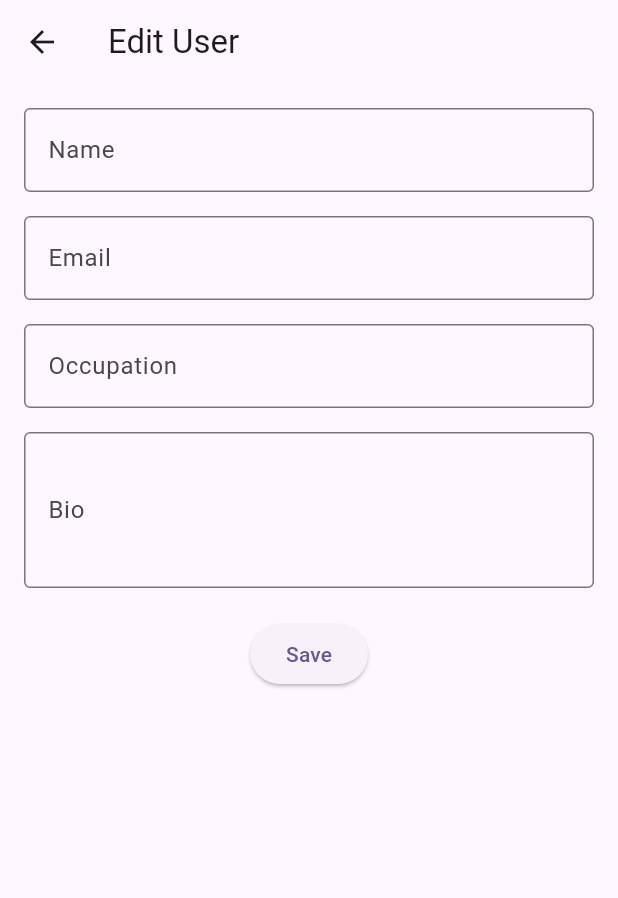
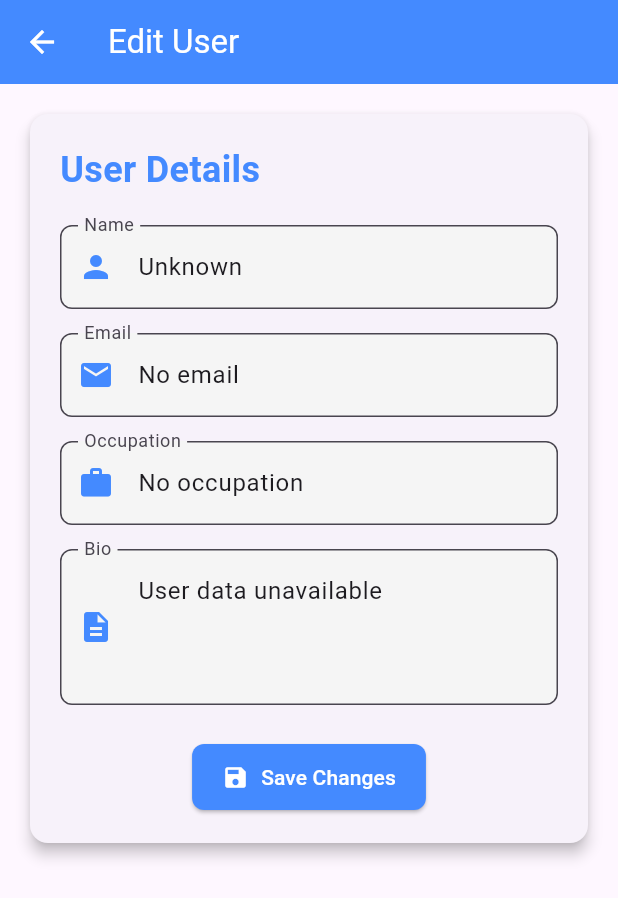
Before and after one commit to joehack1/flutter_test, a Flutter app: the UserEditScreen screen opened directly with empty values, on a phone screen of 412 x 824 dp. Shown: the top 898 px of the screen. Run offline on Flutter 3.47's test engine with Material 3 defaults, Android fonts, the phone set to English and light mode, and no system bars; accounts and stored records are empty; network calls fail.

Commit message:
Implement user list and edit functionality with local updates due to API limitations: Fetch users from GET /api/users and display them in a polished list UI with cards and blue accents, enable editing of user details (name, email, occupation, bio) in a styled form with validation using Provider for state management, initially attempted online updates with PUT/PATCH /api/users/{id} as per the spec but reverted to local updates in _users due to consistent 404 errors, handle errors gracefully with mock data fallback and error UI, and refine feedback with snackbars for seamless local persistence within the app session.

```diff
--- a/lib/models/user.dart
+++ b/lib/models/user.dart
@@ -1,5 +1,5 @@
 class User {
-  final int? id; // Nullable to handle API nulls
+  final String? id;
   final String name;
   final String email;
   final String occupation;
@@ -14,20 +14,47 @@ class User {
   });
 
   factory User.fromJson(Map<String, dynamic> json) {
+    int? parsedId;
+    try {
+      parsedId = int.tryParse(json['_id'] as String);
+      if (parsedId == null) {
+        print("Warning: Failed to parse '_id' as int: ${json['_id']}");
+      }
+    } catch (e) {
+      print("Error parsing '_id' as int: $e");
+    }
+
     return User(
-      id: json['id'] as int?, // Safely handle null
-      name: json['name'] as String? ?? '',
-      email: json['email'] as String? ?? '',
-      occupation: json['occupation'] as String? ?? '',
-      bio: json['bio'] as String? ?? '',
+      id: json['_id'] as String?,
+      name: json['name'] as String? ?? 'Unknown',
+      email: json['email'] as String? ?? 'No email',
+      occupation: json['occupation'] as String? ?? 'No occupation',
+      bio: json['bio'] as String? ?? 'No bio',
     );
   }
 
-  Map<String, dynamic> toJson() => {
-    if (id != null) 'id': id,
-    'name': name,
-    'email': email,
-    'occupation': occupation,
-    'bio': bio,
-  };
+  Map<String, dynamic> toJson() {
+    return {
+      '_id': id,
+      'name': name,
+      'email': email,
+      'occupation': occupation,
+      'bio': bio,
+    };
+  }
+
+  User copyWith({
+    String? name,
+    String? email,
+    String? occupation,
+    String? bio,
+  }) {
+    return User(
+      id: id,
+      name: name ?? this.name,
+      email: email ?? this.email,
+      occupation: occupation ?? this.occupation,
+      bio: bio ?? this.bio,
+    );
+  }
 }
--- a/lib/providers/user_provider.dart
+++ b/lib/providers/user_provider.dart
@@ -16,47 +16,89 @@ class UserProvider with ChangeNotifier {
   final ApiService _apiService = ApiService();
 
   Future<void> fetchUsers() async {
-    _updateState(isLoading: true, error: null);
+    _isLoading = true;
+    _error = null;
+    notifyListeners();
     try {
       _users = await _apiService.fetchUsers();
-      _updateState(isLoading: false);
+      print('Fetched ${_users.length} users');
     } catch (e) {
-      _updateState(isLoading: false, error: e.toString());
+      print('Error fetching users: $e');
+      _users = _mockUsers();
+      _error = 'Failed to fetch users, using mock data';
     }
+    _isLoading = false;
+    notifyListeners();
   }
 
-  Future<void> fetchUser(int id) async {
-    _updateState(isLoading: true, error: null);
+  Future<void> fetchUser(String id) async {
+    _isLoading = true;
+    _error = null;
+    notifyListeners();
     try {
       _selectedUser = await _apiService.fetchUser(id);
-      _updateState(isLoading: false);
+      print('Fetched user: ${_selectedUser?.name}');
     } catch (e) {
-      _selectedUser = null;
-      _updateState(isLoading: false, error: e.toString());
+      print('Error fetching user: $e');
+      _selectedUser = _users.firstWhere(
+        (u) => u.id == id,
+        orElse: () => User(
+          id: id,
+          name: 'Unknown',
+          email: 'No email',
+          occupation: 'No occupation',
+          bio: 'User data unavailable',
+        ),
+      );
+      _error = 'Failed to fetch user with ID $id from API, using cached data';
     }
+    _isLoading = false;
+    notifyListeners();
+  }
+
+  void setSelectedUser(User user) {
+    _selectedUser = user;
+    _isLoading = false;
+    _error = null;
+    notifyListeners();
   }
 
   Future<void> updateUser(User user) async {
-    if (user.id == null) throw Exception('User ID cannot be null for update');
-    _updateState(isLoading: true, error: null);
-    try {
-      final updatedUser = await _apiService.updateUser(user.id!, user);
-      final index = _users.indexWhere((u) => u.id == user.id);
-      if (index != -1) {
-        _users[index] = updatedUser;
-      } else {
-        _users.add(updatedUser);
-      }
-      _selectedUser = updatedUser;
-      _updateState(isLoading: false);
-    } catch (e) {
-      _updateState(isLoading: false, error: e.toString());
+    if (user.id == null) {
+      _error = 'Cannot edit user: ID is missing';
+      notifyListeners();
+      return;
     }
+    _isLoading = true;
+    _error = null;
+    notifyListeners();
+    // Update locally only, no API call since PATCH /api/users/{id} returns 404
+    final index = _users.indexWhere((u) => u.id == user.id);
+    if (index != -1) {
+      _users[index] = user;
+      _selectedUser = user;
+      print('Updated user locally: ${user.name}');
+    } else {
+      _error = 'User not found in list to update';
+    }
+    _isLoading = false;
+    notifyListeners();
   }
 
-  void _updateState({bool? isLoading, String? error}) {
-    _isLoading = isLoading ?? _isLoading;
-    _error = error ?? _error;
-    notifyListeners();
+  List<User> _mockUsers() {
+    return [
+      User(
+          id: "1",
+          name: "Barret",
+          email: "bwallbutton0@salon.com",
+          occupation: "Engineer",
+          bio: "Lorem ipsum"),
+      User(
+          id: "2",
+          name: "Alice",
+          email: "alice@example.com",
+          occupation: "Designer",
+          bio: "Dolor sit amet"),
+    ];
   }
 }
--- a/lib/screens/user_edit_screen.dart
+++ b/lib/screens/user_edit_screen.dart
@@ -4,7 +4,8 @@ import '../providers/user_provider.dart';
 import '../models/user.dart';
 
 class UserEditScreen extends StatefulWidget {
-  final int userId;
+  final String userId;
+
   const UserEditScreen({super.key, required this.userId});
 
   @override
@@ -17,7 +18,6 @@ class _UserEditScreenState extends State<UserEditScreen> {
   late TextEditingController _emailController;
   late TextEditingController _occupationController;
   late TextEditingController _bioController;
-  bool _isInit = false;
 
   @override
   void initState() {
@@ -27,10 +27,22 @@ class _UserEditScreenState extends State<UserEditScreen> {
     _occupationController = TextEditingController();
     _bioController = TextEditingController();
     WidgetsBinding.instance.addPostFrameCallback((_) {
-      Provider.of<UserProvider>(
-        context,
-        listen: false,
-      ).fetchUser(widget.userId);
+      final userProvider = Provider.of<UserProvider>(context, listen: false);
+      final user = userProvider.users.firstWhere(
+        (u) => u.id == widget.userId,
+        orElse: () => User(
+          id: widget.userId,
+          name: 'Unknown',
+          email: 'No email',
+          occupation: 'No occupation',
+          bio: 'User data unavailable',
+        ),
+      );
+      userProvider.setSelectedUser(user);
+      _nameController.text = user.name;
+      _emailController.text = user.email;
+      _occupationController.text = user.occupation;
+      _bioController.text = user.bio;
     });
   }
 
@@ -47,119 +59,147 @@ class _UserEditScreenState extends State<UserEditScreen> {
   Widget build(BuildContext context) {
     return Consumer<UserProvider>(
       builder: (context, userProvider, child) {
-        if (!_isInit && userProvider.selectedUser != null) {
-          final user = userProvider.selectedUser!;
-          _nameController.text = user.name;
-          _emailController.text = user.email;
-          _occupationController.text = user.occupation;
-          _bioController.text = user.bio;
-          _isInit = true;
+        if (userProvider.isLoading) {
+          return const Scaffold(
+            body: Center(
+                child: CircularProgressIndicator(color: Colors.blueAccent)),
+          );
         }
-
+        if (userProvider.error != null) {
           return Scaffold(
-          appBar: AppBar(title: const Text('Edit User')),
-          body:
-              userProvider.isLoading && userProvider.selectedUser == null
-                  ? const Center(child: CircularProgressIndicator())
-                  : SingleChildScrollView(
-                    padding: const EdgeInsets.all(16),
-                    child: Form(
-                      key: _formKey,
+            body: Center(
               child: Column(
+                mainAxisAlignment: MainAxisAlignment.center,
                 children: [
-                          TextFormField(
-                            controller: _nameController,
-                            decoration: const InputDecoration(
-                              labelText: 'Name',
-                              border: OutlineInputBorder(),
+                  const Icon(Icons.error_outline, size: 48, color: Colors.red),
+                  const SizedBox(height: 16),
+                  Text(
+                    userProvider.error!,
+                    style: const TextStyle(color: Colors.red, fontSize: 16),
+                    textAlign: TextAlign.center,
                   ),
-                            validator:
-                                (value) => value!.isEmpty ? 'Required' : null,
-                          ),
-                          const SizedBox(height: 16),
-                          TextFormField(
-                            controller: _emailController,
-                            decoration: const InputDecoration(
-                              labelText: 'Email',
-                              border: OutlineInputBorder(),
-                            ),
-                            validator:
-                                (value) => value!.isEmpty ? 'Required' : null,
-                          ),
-                          const SizedBox(height: 16),
-                          TextFormField(
-                            controller: _occupationController,
-                            decoration: const InputDecoration(
-                              labelText: 'Occupation',
-                              border: OutlineInputBorder(),
-                            ),
-                            validator:
-                                (value) => value!.isEmpty ? 'Required' : null,
-                          ),
-                          const SizedBox(height: 16),
-                          TextFormField(
-                            controller: _bioController,
-                            decoration: const InputDecoration(
-                              labelText: 'Bio',
-                              border: OutlineInputBorder(),
-                            ),
-                            maxLines: 3,
-                          ),
-                          const SizedBox(height: 20),
-                          ElevatedButton(
-                            onPressed:
-                                userProvider.isLoading
-                                    ? null
-                                    : () {
-                                      if (_formKey.currentState!.validate()) {
-                                        final updatedUser = User(
-                                          id: widget.userId,
-                                          name: _nameController.text,
-                                          email: _emailController.text,
-                                          occupation:
-                                              _occupationController.text,
-                                          bio: _bioController.text,
-                                        );
-                                        userProvider.updateUser(updatedUser).then(
-                                          (_) {
-                                            if (userProvider.error == null) {
-                                              Navigator.pop(context);
-                                              ScaffoldMessenger.of(
-                                                context,
-                                              ).showSnackBar(
-                                                const SnackBar(
-                                                  content: Text(
-                                                    'User updated successfully',
-                                                  ),
-                                                ),
-                                              );
-                                            } else {
-                                              ScaffoldMessenger.of(
-                                                context,
-                                              ).showSnackBar(
-                                                SnackBar(
-                                                  content: Text(
-                                                    userProvider.error!,
+                ],
               ),
             ),
           );
         }
-                                          },
+        if (userProvider.selectedUser == null) {
+          return const Scaffold(
+            body: Center(
+              child: Text('User not found',
+                  style: TextStyle(fontSize: 18, color: Colors.grey)),
+            ),
           );
         }
+
+        return Scaffold(
+          appBar: AppBar(
+            title: const Text('Edit User'),
+            elevation: 0,
+            backgroundColor: Colors.blueAccent,
+            foregroundColor: Colors.white,
+          ),
+          body: SingleChildScrollView(
+            child: Padding(
+              padding: const EdgeInsets.all(16.0),
+              child: Card(
+                elevation: 4,
+                shape: RoundedRectangleBorder(
+                    borderRadius: BorderRadius.circular(12)),
+                child: Padding(
+                  padding: const EdgeInsets.all(20.0),
+                  child: Form(
+                    key: _formKey,
+                    child: Column(
+                      crossAxisAlignment: CrossAxisAlignment.start,
+                      children: [
+                        const Text(
+                          'User Details',
+                          style: TextStyle(
+                              fontSize: 24,
+                              fontWeight: FontWeight.bold,
+                              color: Colors.blueAccent),
+                        ),
+                        const SizedBox(height: 20),
+                        _buildTextField(
+                          controller: _nameController,
+                          label: 'Name',
+                          icon: Icons.person,
+                          validator: (value) =>
+                              value!.isEmpty ? 'Enter a name' : null,
+                        ),
+                        const SizedBox(height: 16),
+                        _buildTextField(
+                          controller: _emailController,
+                          label: 'Email',
+                          icon: Icons.email,
+                          validator: (value) =>
+                              value!.isEmpty ? 'Enter an email' : null,
+                          keyboardType: TextInputType.emailAddress,
+                        ),
+                        const SizedBox(height: 16),
+                        _buildTextField(
+                          controller: _occupationController,
+                          label: 'Occupation',
+                          icon: Icons.work,
+                          validator: (value) =>
+                              value!.isEmpty ? 'Enter an occupation' : null,
+                        ),
+                        const SizedBox(height: 16),
+                        _buildTextField(
+                          controller: _bioController,
+                          label: 'Bio',
+                          icon: Icons.description,
+                          maxLines: 3,
+                        ),
+                        const SizedBox(height: 24),
+                        Center(
+                          child: ElevatedButton.icon(
+                            onPressed: () {
+                              if (_formKey.currentState!.validate()) {
+                                final updatedUser = User(
+                                  id: userProvider.selectedUser!.id,
+                                  name: _nameController.text,
+                                  email: _emailController.text,
+                                  occupation: _occupationController.text,
+                                  bio: _bioController.text,
+                                );
+                                userProvider.updateUser(updatedUser).then((_) {
+                                  ScaffoldMessenger.of(context).showSnackBar(
+                                    SnackBar(
+                                      content: Text(
+                                        userProvider.error == null
+                                            ? 'User updated successfully'
+                                            : 'Error: ${userProvider.error}',
+                                      ),
+                                      backgroundColor:
+                                          userProvider.error == null
+                                              ? Colors.green
+                                              : Colors.red,
+                                    ),
+                                  );
+                                  if (userProvider.error == null) {
+                                    Navigator.pop(context);
+                                  }
+                                });
+                              }
                             },
-                            child:
-                                userProvider.isLoading
-                                    ? const SizedBox(
-                                      width: 20,
-                                      height: 20,
-                                      child: CircularProgressIndicator(
-                                        strokeWidth: 2,
+                            icon: const Icon(Icons.save),
+                            label: const Text('Save Changes'),
+                            style: ElevatedButton.styleFrom(
+                              padding: const EdgeInsets.symmetric(
+                                  horizontal: 20, vertical: 12),
+                              shape: RoundedRectangleBorder(
+                                  borderRadius: BorderRadius.circular(8)),
+                              backgroundColor: Colors.blueAccent,
+                              foregroundColor: Colors.white,
                             ),
-                                    )
-                                    : const Text('Save'),
+                          ),
                         ),
                       ],
+                    ),
+                  ),
+                ),
               ),
             ),
           ),
@@ -167,4 +207,31 @@ class _UserEditScreenState extends State<UserEditScreen> {
       },
     );
   }
+
+  Widget _buildTextField({
+    required TextEditingController controller,
+    required String label,
+    required IconData icon,
+    String? Function(String?)? validator,
+    int maxLines = 1,
+    TextInputType? keyboardType,
+  }) {
+    return TextFormField(
+      controller: controller,
+      decoration: InputDecoration(
+        labelText: label,
+        prefixIcon: Icon(icon, color: Colors.blueAccent),
+        border: OutlineInputBorder(borderRadius: BorderRadius.circular(8)),
+        focusedBorder: OutlineInputBorder(
+          borderRadius: BorderRadius.circular(8),
+          borderSide: const BorderSide(color: Colors.blueAccent, width: 2),
+        ),
+        filled: true,
+        fillColor: Colors.grey[100],
+      ),
+      validator: validator,
+      maxLines: maxLines,
+      keyboardType: keyboardType,
+    );
   }
+}
```
Also changed, not shown: lib/main.dart (+7 -13 lines), lib/screens/user_list_screen.dart (+115 -39 lines), lib/services/api_service.dart (+5 -40 lines), pubspec.yaml (+4 -8 lines), flutter_01.png (added), pubspec.lock, 1 other file. Lines whose indentation alone changed are shown as unchanged.
